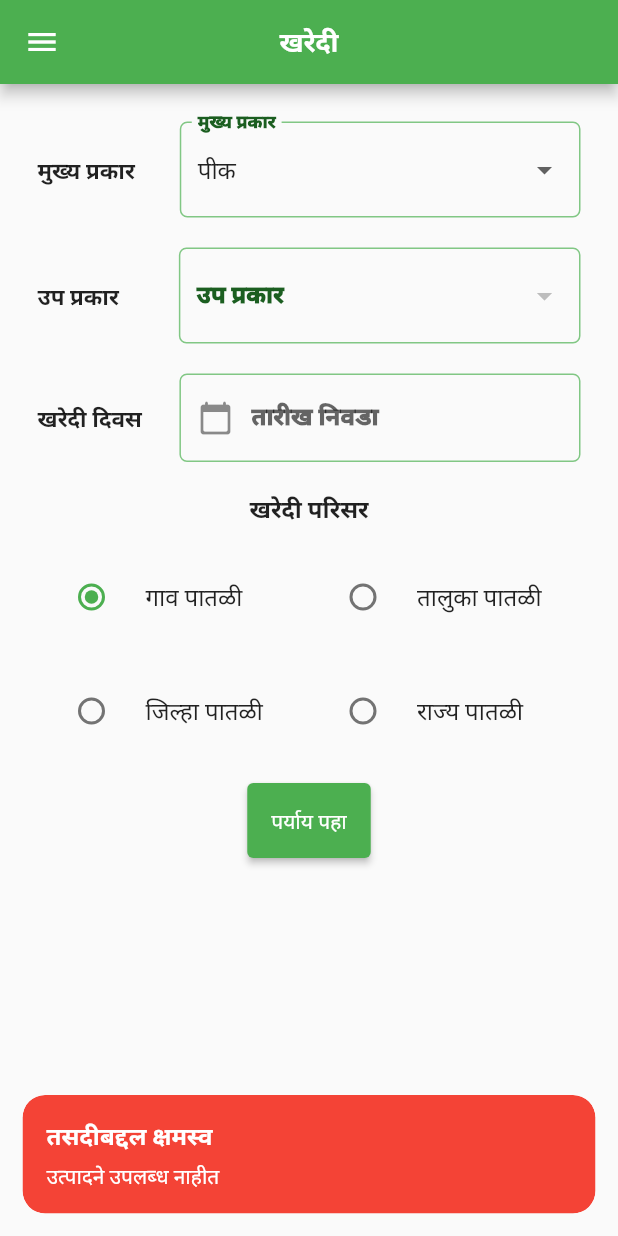
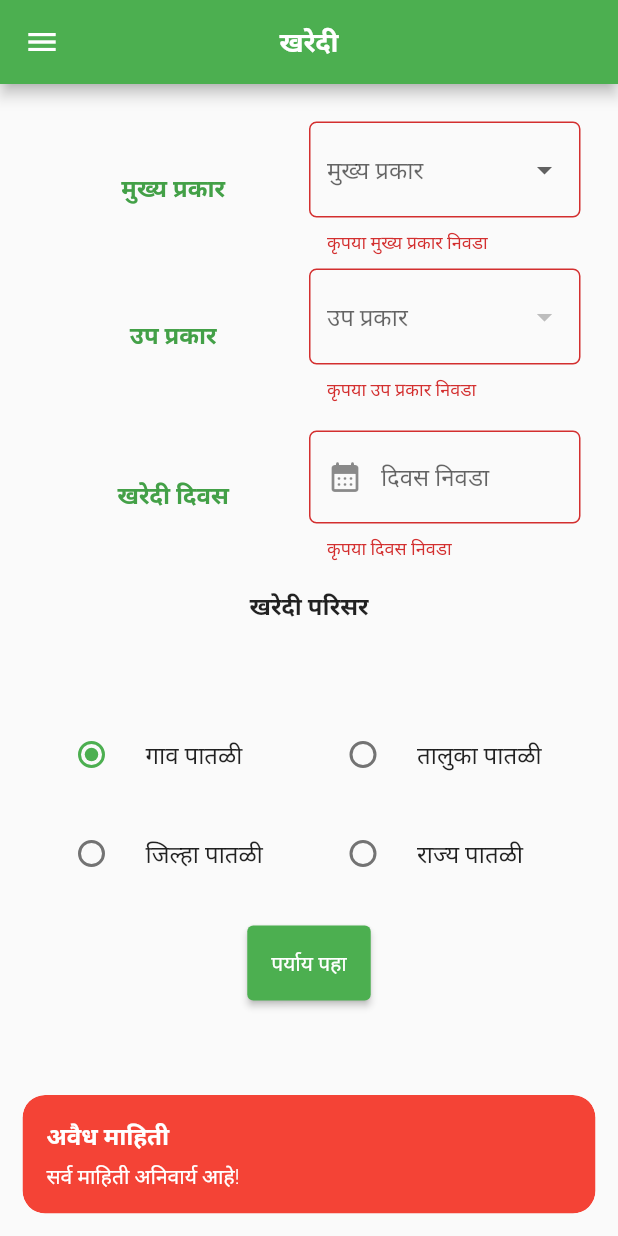
Before and after one commit to SaffronEdgeTech/Dharati-v2, a Flutter app: the BuyProduct screen opened directly with empty values, after a tap on "पर्याय पहा", on a phone screen of 412 x 824 dp. Run offline on Flutter 3.47's test engine with Material 2 defaults, Android fonts, the phone set to English and light mode, and no system bars; our stand-ins replace cloud_firestore, firebase_auth, firebase_core, get, intl_phone_field, pinput; accounts and stored records are empty.

Commit message:
Updated BuyProduct.dart UI

```diff
--- a/lib/screens/buyProduct.dart
+++ b/lib/screens/buyProduct.dart
@@ -3,6 +3,11 @@ import 'package:dharati/widgets/NavDrawer.dart';
 import 'package:flutter/material.dart';
 import 'package:get/get.dart';
 import 'package:intl/intl.dart';
+import 'package:flutter/services.dart';
+import 'package:flutter/cupertino.dart';
+import 'package:dharati/services/FirebaseAllServices.dart';
+import 'package:firebase_auth/firebase_auth.dart';
+import 'package:pinput/pinput.dart';
 
 class BuyProduct extends StatefulWidget {
   const BuyProduct({super.key});
@@ -13,65 +18,76 @@ class BuyProduct extends StatefulWidget {
 
 class _BuyProductState extends State<BuyProduct> {
   final _formKey = GlobalKey<FormState>();
+  TextStyle labelTextStyle = TextStyle(
+    fontSize: 16,
+    fontWeight: FontWeight.w700,
+    color: Colors.green.shade600,
+  );
 
   String? phoneNumber;
   var distTalVil = {};
-
+  TextEditingController _startDate = TextEditingController();
   DateTime date = DateTime.now();
   int available = 0;
-  TextEditingController tc = TextEditingController();
+  var dateStartInMs;
+
 
   String? _valueLevel = "Village";
-  List<dynamic> documents = [];
-  final mainCropType = ['पीक', 'भाजी', 'पशुधन'];
-  var availableSubCropType = [];
-  final subCropType1 = [
-    'गहू',
-    'ज्वारी',
-    'तांदूळ',
-    'मका',
-    'नाचणी',
-    'भुईमूग',
-    'सोयाबीन',
+  List<dynamic> mainCropType = [
+    {"id": "पीक", "label": "पीक"},
+    {"id": "भाजी", "label": "भाजी"},
+    {"id": "पशुधन", "label": "पशुधन"}
   ];
-  final subCropType2 = [
-    'मेथी',
-    'पोकळा',
-    'करडई',
-    'पालक',
-    'कांदा',
-    'टोमॅटो',
-    'बटाटा',
-    'दोडका',
-    'शेवगा',
-    'पावटा',
-    'गवारी',
-    'वांगी',
-    'काकडी',
-    'गाजर',
-    'मुळा',
-    'कोथिंबीर',
-    'आले',
-    'लसूण',
-    'कारले'
+
+  List<dynamic> allSubCropTypes = [
+    {"id": "गहू", "label": "गहू", "parentId": "पीक"},
+    {"id": "ज्वारी", "label": "ज्वारी", "parentId": "पीक"},
+    {"id": "तांदूळ", "label": "तांदूळ", "parentId": "पीक"},
+    {"id": "मका", "label": "मका", "parentId": "पीक"},
+    {"id": "नाचणी", "label": "नाचणी", "parentId": "पीक"},
+    {"id": "भुईमूग", "label": "भुईमूग", "parentId": "पीक"},
+    {"id": "सोयाबीन", "label": "सोयाबीन", "parentId": "पीक"},
+    {"id": "मेथी", "label": "मेथी", "parentId": "भाजी"},
+    {"id": "पोकळा", "label": "पोकळा", "parentId": "भाजी"},
+    {"id": "करडई", "label": "करडई", "parentId": "भाजी"},
+    {"id": "पालक", "label": "पालक", "parentId": "भाजी"},
+    {"id": "कांदा", "label": "कांदा", "parentId": "भाजी"},
+    {"id": "टोमॅटो", "label": "टोमॅटो", "parentId": "भाजी"},
+    {"id": "बटाटा", "label": "बटाटा", "parentId": "भाजी"},
+    {"id": "दोडका", "label": "दोडका", "parentId": "भाजी"},
+    {"id": "शेवगा", "label": "शेवगा", "parentId": "भाजी"},
+    {"id": "पावटा", "label": "पावटा", "parentId": "भाजी"},
+    {"id": "गवारी", "label": "गवारी", "parentId": "भाजी"},
+    {"id": "वांगी", "label": "वांगी", "parentId": "भाजी"},
+    {"id": "काकडी", "label": "काकडी", "parentId": "भाजी"},
+    {"id": "गाजर", "label": "गाजर", "parentId": "भाजी"},
+    {"id": "मुळा", "label": "मुळा", "parentId": "भाजी"},
+    {"id": "कोथिंबीर", "label": "कोथिंबीर", "parentId": "भाजी"},
+    {"id": "आले", "label": "आले", "parentId": "भाजी"},
+    {"id": "लसूण", "label": "लसूण", "parentId": "भाजी"},
+    {"id": "कारले", "label": "कारले", "parentId": "भाजी"},
+    {"id": "गाई", "label": "गाई", "parentId": "पशुधन"},
+    {"id": "म्हशी", "label": "म्हशी", "parentId": "पशुधन"},
+    {"id": "शेळ्या", "label": "शेळ्या", "parentId": "पशुधन"},
+    {"id": "डुकरे", "label": "डुकरे", "parentId": "पशुधन"}
   ];
-  final subCropType3 = ['गाई', 'म्हशी', 'शेळ्या', 'डुकरे'];
-  String? selectedSubType = 'गहू';
-  String? selectedMainType = 'पीक';
+
+  var cropTypes = [];
+  String? selectedMainType;
+  String? selectedSubType;
+
   String? selectedBuyDate = " ";
 
   @override
   Widget build(BuildContext context) {
-    final Map userDetailsMap =
-        ModalRoute.of(context)!.settings.arguments as Map;
-    distTalVil["District"] = userDetailsMap["Dist"].toString();
-    distTalVil["Taluka"] = userDetailsMap["Tal"].toString();
-    distTalVil["Village"] = userDetailsMap["Vil"].toString();
-    distTalVil["State"] = userDetailsMap["State"].toString();
-    phoneNumber = userDetailsMap["PhoneNum"].toString();
+    final Map userDetails = ModalRoute.of(context)!.settings.arguments as Map;
+    distTalVil["District"] = userDetails["Dist"].toString();
+    distTalVil["Taluka"] = userDetails["Tal"].toString();
+    distTalVil["Village"] = userDetails["Vil"].toString();
+    distTalVil["State"] = userDetails["State"].toString();
+    phoneNumber = userDetails["PhoneNum"].toString();
     return Scaffold(
       appBar: AppBar(
-
         title: const Text(
           "खरेदी",
           style: TextStyle(
@@ -83,36 +99,30 @@ class _BuyProductState extends State<BuyProduct> {
         centerTitle: true,
         backgroundColor: Colors.green,
       ),
-      drawer: NavDrawer(details:userDetailsMap),
+      drawer: NavDrawer(details: userDetails),
       body: SingleChildScrollView(
           child: Container(
-        padding: const EdgeInsets.all(25.0),
+        padding: EdgeInsets.all(25.0),
         child: Form(
             key: _formKey,
             child: Column(
                 mainAxisAlignment: MainAxisAlignment.spaceEvenly,
                 children: [
                   Row(
+                    mainAxisAlignment: MainAxisAlignment.spaceEvenly,
                     children: [
-                      const Text(
-                        'मुख्य प्रकार',
-                        style: TextStyle(
-                            fontWeight: FontWeight.bold, fontSize: 15),
+                      Expanded(
+                        child: Text(
+                          "मुख्य प्रकार",
+                          style: labelTextStyle,
+                          textAlign: TextAlign.center,
                         ),
-                      const SizedBox(
-                        width: 30,
                       ),
                       ButtonTheme(
                         alignedDropdown: true,
                         child: Expanded(
                           child: DropdownButtonFormField(
                             decoration: InputDecoration(
-                              labelText: "मुख्य प्रकार",
-                              labelStyle: TextStyle(
-                                fontSize: 16,
-                                fontWeight: FontWeight.w900,
-                                color: Colors.green.shade900,
-                              ),
                               border: OutlineInputBorder(
                                 borderRadius: BorderRadius.circular(5),
                               ),
@@ -124,21 +134,27 @@ class _BuyProductState extends State<BuyProduct> {
                             ),
                             borderRadius: BorderRadius.circular(5),
                             menuMaxHeight: 250,
+                            isExpanded: true,
+                            isDense: true,
+                            hint: Text("मुख्य प्रकार"),
                             value: selectedMainType,
-                            validator: (value) => value == "0"
+                            validator: (value) => value == null
                                 ? "कृपया मुख्य प्रकार निवडा"
                                 : null,
                             items: mainCropType
-                                .map((e) => DropdownMenuItem(
-                                      value: e,
-                                      child: Text(e),
+                                .map((e) => DropdownMenuItem<String>(
+                                      child: Text(e["label"]),
+                                      value: e["id"],
                                     ))
                                 .toList(),
                             onChanged: (value) => setState(() {
-                              selectedSubType = null;
-                              availableSubCropType.clear();
+                              selectedMainType = null;
+                              cropTypes.clear();
                               selectedMainType = value;
-                              fetchSubCropType(selectedMainType.toString());
+                              cropTypes = allSubCropTypes
+                                  .where((element) =>
+                                      element["parentId"] == selectedMainType)
+                                  .toList();
                             }),
                             onSaved: (newValue) => setState(() {
                               selectedMainType = newValue;
@@ -148,30 +164,24 @@ class _BuyProductState extends State<BuyProduct> {
                       ),
                     ],
                   ),
-                  const SizedBox(
-                    height: 20,
+                  SizedBox(
+                    height: 10,
                   ),
                   Row(
+                    mainAxisAlignment: MainAxisAlignment.spaceEvenly,
                     children: [
-                      const Text(
-                        'उप प्रकार',
-                        style: TextStyle(
-                            fontWeight: FontWeight.bold, fontSize: 15),
+                      Expanded(
+                        child: Text(
+                          "उप प्रकार",
+                          style: labelTextStyle,
+                          textAlign: TextAlign.center,
                         ),
-                      const SizedBox(
-                        width: 40,
                       ),
                       ButtonTheme(
                         alignedDropdown: true,
                         child: Expanded(
                           child: DropdownButtonFormField(
                             decoration: InputDecoration(
-                              labelText: "उप प्रकार",
-                              labelStyle: TextStyle(
-                                fontSize: 16,
-                                fontWeight: FontWeight.w900,
-                                color: Colors.green.shade900,
-                              ),
                               border: OutlineInputBorder(
                                 borderRadius: BorderRadius.circular(5),
                               ),
@@ -183,20 +193,23 @@ class _BuyProductState extends State<BuyProduct> {
                             ),
                             borderRadius: BorderRadius.circular(5),
                             menuMaxHeight: 250,
+                            isExpanded: true,
+                            isDense: true,
+                            hint: Text("उप प्रकार"),
                             value: selectedSubType,
                             validator: (value) =>
-                                value == "0" ? "कृपया उप प्रकार निवडा" : null,
-                            items: availableSubCropType
-                                .map((e) => DropdownMenuItem(
-                                      value: e,
-                                      child: Text(e),
+                                value == null ? "कृपया उप प्रकार निवडा" : null,
+                            items: cropTypes
+                                .map((e) => DropdownMenuItem<String>(
+                                      child: Text(e["label"]),
+                                      value: e["id"],
                                     ))
                                 .toList(),
                             onChanged: (value) => setState(() {
-                              selectedSubType = value as String?;
+                              selectedSubType = value;
                             }),
                             onSaved: (newValue) => setState(() {
-                              selectedSubType = newValue as String?;
+                              selectedSubType = newValue;
                             }),
                           ),
                         ),
@@ -207,25 +220,21 @@ class _BuyProductState extends State<BuyProduct> {
                     height: 20,
                   ),
                   Row(
+                  mainAxisAlignment: MainAxisAlignment.spaceEvenly,
                   children: [
-                      Text(
+                    Expanded(
+                      child: Text(
                         "खरेदी दिवस",
-                        style: TextStyle(
-                            fontWeight: FontWeight.bold, fontSize: 15),
+                        style: labelTextStyle,
+                        textAlign: TextAlign.center,
                       ),
-                      SizedBox(
-                        width: 25,
                     ),
                     Expanded(
                       child: TextFormField(
-                          controller: tc,
+                        controller: _startDate,
                         decoration: InputDecoration(
-                            prefixIcon: Icon(Icons.calendar_today_rounded),
-                            labelText: "तारीख निवडा",
-                            labelStyle: TextStyle(
-                              fontSize: 16,
-                              fontWeight: FontWeight.w900,
-                            ),
+                          prefixIcon: Icon(Icons.calendar_month_rounded),
+                          hintText: "दिवस निवडा",
                           border: OutlineInputBorder(
                             borderRadius: BorderRadius.circular(5),
                           ),
@@ -237,20 +246,26 @@ class _BuyProductState extends State<BuyProduct> {
                         ),
                         readOnly: true,
                         onTap: () async {
-                            DateTime? newDate = await showDatePicker(
+                          DateTime? selectedDate = await showDatePicker(
                             context: context,
-                              initialDate: date,
+                            initialDate: DateTime.now(),
                             firstDate: DateTime.now(),
-                              lastDate: DateTime(2025),
+                            lastDate: DateTime.now().add(
+                              const Duration(days: 730),
+                            ),
                           );
-                            if (newDate == null) return;
-
+                            if (selectedDate != null) {
                             setState(() {
-                              available = newDate.millisecondsSinceEpoch;
-                              tc.text =
-                                  DateFormat("dd-MM-yyyy").format(newDate);
+                                  selectedDate.add(const Duration(days: 1));
+                              _startDate.text =
+                                  DateFormat("dd-MM-yyyy").format(selectedDate);
+                              dateStartInMs =
+                                  selectedDate.millisecondsSinceEpoch;
                             });
+                          }
                           },
+                          validator: (value) =>
+                            _startDate.text == "" ? "कृपया दिवस निवडा" : null,
                         ),
                       )
                     ],
@@ -271,58 +286,70 @@ class _BuyProductState extends State<BuyProduct> {
                   SizedBox(
                     height: 20,
                   ),
-                  Row(
-                    children: [
-                      Expanded(
-                        child: RadioListTile(
-                          value: "Village",
-                          title: const Text("गाव पातळी"),
-                          activeColor: Colors.green,
-                          groupValue: _valueLevel,
-                          onChanged: (String? value) {
-                            setState(() => _valueLevel = value.toString());
-                          },
-                        ),
-                      ),
-                      Expanded(
-                        child: RadioListTile(
-                          value: "Taluka",
-                          title: const Text("तालुका पातळी"),
-                          activeColor: Colors.green,
-                          groupValue: _valueLevel,
-                          onChanged: (String? value) {
-                            setState(() => _valueLevel = value.toString());
-                          },
-                        ),
-                      ),
-                    ],
-                  ),
                  SizedBox(
-                    height: 20,
+                  height: 40,
                 ),
                 Row(
                   mainAxisAlignment: MainAxisAlignment.spaceEvenly,
                   children: [
                     Expanded(
                       child: RadioListTile(
-                          value: "District",
-                          title: const Text("जिल्हा पातळी"),
+                        title: Text("गाव पातळी"),
+                        value: "Village",
+                        groupValue: _valueLevel,
+                        onChanged: (value) {
+                          setState(() {
+                            _valueLevel = value.toString();
+                          });
+                        },
                         activeColor: Colors.green,
-                          groupValue: _valueLevel,
-                          onChanged: (String? value) {
-                            setState(() => _valueLevel = value.toString());
-                          },
                       ),
                     ),
                     Expanded(
                       child: RadioListTile(
+                        title: Text("तालुका पातळी"),
+                        value: "Taluka",
+                        groupValue:_valueLevel,
+                        onChanged: (value) {
+                          setState(() {
+                            _valueLevel = value.toString();
+                          });
+                        },
+                        activeColor: Colors.green,
+                      ),
+                    ),
+                  ],
+                ),
+                SizedBox(
+                  height: 10,
+                ),
+                Row(
+                  mainAxisAlignment: MainAxisAlignment.spaceEvenly,
+                  children: [
+                    Expanded(
+                      child: RadioListTile(
+                        title: Text("जिल्हा पातळी"),
+                        value: "District",
+                        groupValue: _valueLevel,
+                        onChanged: (value) {
+                          setState(() {
+                            _valueLevel = value.toString();
+                          });
+                        },
+                        activeColor: Colors.green,
+                      ),
+                    ),
+                    Expanded(
+                      child: RadioListTile(
+                        title: Text("राज्य पातळी"),
                         value: "State",
-                          title: const Text("राज्य पातळी"),
+                        groupValue: _valueLevel,
+                        onChanged: (value) {
+                          setState(() {
+                            _valueLevel = value.toString();
+                          });
+                        },
                         activeColor: Colors.green,
-                          groupValue: _valueLevel,
-                          onChanged: (String? value) {
-                            setState(() => _valueLevel = value.toString());
-                          },
                       ),
                     ),
                   ],
@@ -336,7 +363,7 @@ class _BuyProductState extends State<BuyProduct> {
                       ElevatedButton(
                           onPressed: () {
                             if (_formKey.currentState!.validate()) {
-                              documents.clear();
+                              cropTypes.clear();
                               fetchBuyProductServices(
                                   selectedMainType!, selectedSubType!);
                             } else {
@@ -365,18 +392,6 @@ class _BuyProductState extends State<BuyProduct> {
                 ])),
       )),
     );
-  }
-
-  fetchSubCropType(String? mainCrop) {
-    setState(() {
-      if (mainCrop == 'पीक') {
-        availableSubCropType = subCropType1;
-      } else if (mainCrop == 'भाजी') {
-        availableSubCropType = subCropType2;
-      } else if (mainCrop == 'पशुधन') {
-        availableSubCropType = subCropType3;
-      }
-    });
   }
 
   fetchBuyProductServices(String mainType, String subType) {
@@ -408,14 +423,14 @@ class _BuyProductState extends State<BuyProduct> {
             sellLevel == _valueLevel.toString() &&
             loc == distTalVil[_valueLevel].toString()) {
           setState(() {
-            documents.add(data);
+            cropTypes.add(data);
           });
         }
       });
     }).whenComplete(() {
-      if (documents.isNotEmpty) {
+      if (cropTypes.isNotEmpty) {
         Future.delayed(Duration(seconds: 5), () {
-          Navigator.pushNamed(context, "/checkProduct", arguments: documents);
+          Navigator.pushNamed(context, "/checkProduct", arguments: cropTypes);
         });
       } else {
         Get.snackbar(
--- a/lib/screens/sellProduct.dart
+++ b/lib/screens/sellProduct.dart
@@ -88,7 +88,6 @@ class _SellProductState extends State<SellProduct> {
     phoneNum = userDetails["PhoneNum"].toString();
     return Scaffold(
       appBar: AppBar(
-
         title: Text(
           "विक्री",
           style: TextStyle(
@@ -97,11 +96,10 @@ class _SellProductState extends State<SellProduct> {
             color: Colors.white,
           ),
         ),
-
         centerTitle: true,
         backgroundColor: Colors.green,
       ),
-      drawer: NavDrawer(details:userDetails),
+      drawer: NavDrawer(details: userDetails),
       body: SingleChildScrollView(
         child: Container(
           padding: EdgeInsets.all(25.0),
```
Lines whose indentation alone changed are shown as unchanged.
